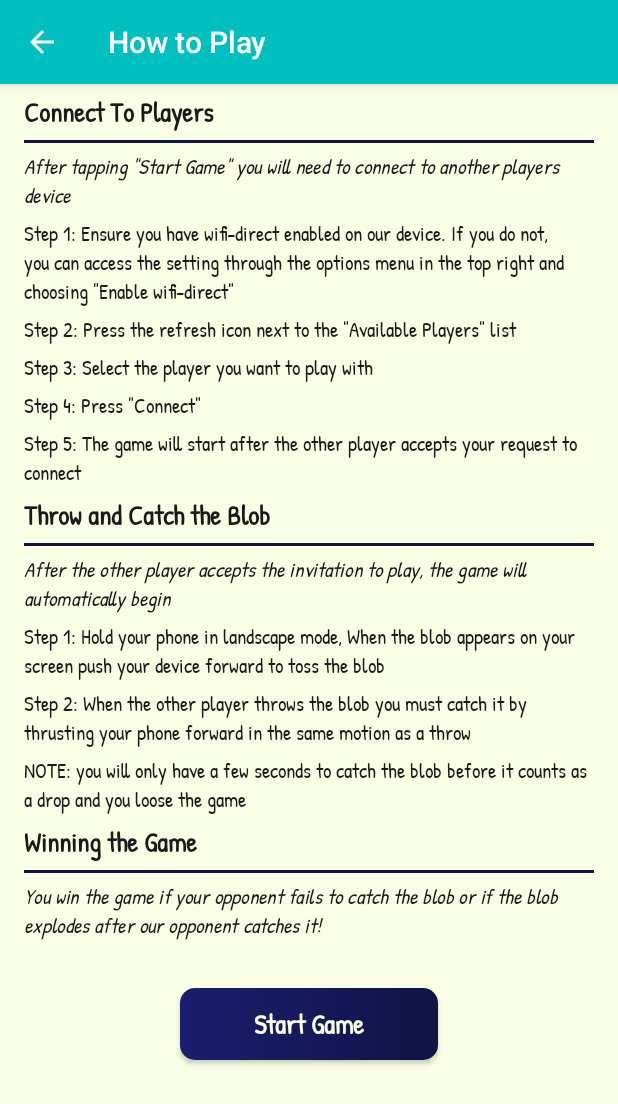
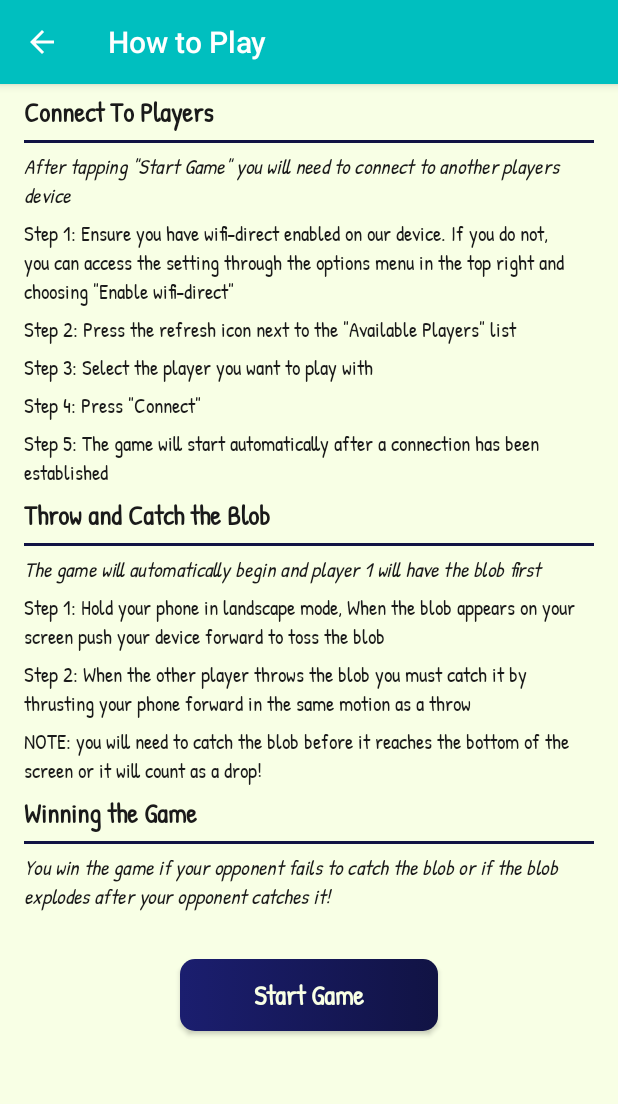
Before and after one commit to mljes/ExplodingBlobToss, an Android app: the Tutorial screen opened directly, with no data from a screen before it, on a phone screen of 412 x 824 dp. Shown: the top 1104 px of the screen. Run offline under Robolectric (Android 15) with nearby library versions, the phone set to English and light mode, and no system bars.

```diff
--- a/ExplodingBlobToss/app/src/main/java/com/happycampers/explodingblobtoss/GameActivity.kt
+++ b/ExplodingBlobToss/app/src/main/java/com/happycampers/explodingblobtoss/GameActivity.kt
@@ -93,6 +93,7 @@ class GameActivity : AppCompatActivity() {
                 Log.d(TAG, "In onAnimationStart.")
             }
         })
+
 
         //Pause Button
         pauseButton.setOnClickListener {
@@ -250,7 +251,9 @@ class GameActivity : AppCompatActivity() {
         blob.startAnimation(throwAnimation)
         blob.visibility = View.INVISIBLE
         instructionText.text = "Catch the blob from your opponent!"
-
+        if(audioSwitch.isChecked){
+            throwSplat.start()
+        }
         if (turnsLeft == 0) {
             score++
             roundNumber++
@@ -282,7 +285,6 @@ class GameActivity : AppCompatActivity() {
             if(audioSwitch.isChecked){
                 gameOverSplat.start()
             }
-            blob_ImageView.setImageResource(R.drawable.ic_bluesplat)
             deviceState = DeviceP2PListeningState.FINISHED
             startGameEndActivity(false, "The blob exploded!\nYou lose!")
         }
--- a/ExplodingBlobToss/app/src/main/java/com/happycampers/explodingblobtoss/Hosts/P2PClient.kt
+++ b/ExplodingBlobToss/app/src/main/java/com/happycampers/explodingblobtoss/Hosts/P2PClient.kt
@@ -24,6 +24,8 @@ class P2PClient {
         class ClientMessageTransferTask(val address: InetAddress, val activity: WeakReference<GameActivity>) : AsyncTask<Int, Void?, Void>() {
             private val TAG = "P2PClient.TRANSFER"
             private var socket: Socket? = null
+
+
 
             override fun doInBackground(vararg turnsLeft: Int?): Void? {
                 sendData(address, turnsLeft[0]!!)
--- a/ExplodingBlobToss/app/src/main/res/values/strings.xml
+++ b/ExplodingBlobToss/app/src/main/res/values/strings.xml
@@ -45,14 +45,14 @@
     <string name="step2_tutorial">Step 2: Press the refresh icon next to the \"Available Players\" list</string>
     <string name="step3_tutorial">Step 3: Select the player you want to play with</string>
     <string name="step4_tutorial">Step 4: Press \"Connect\"</string>
-    <string name="step5_tutorial">Step 5: The game will start after the other player accepts your request to connect</string>
+    <string name="step5_tutorial">Step 5: The game will start automatically after a connection has been established</string>
     <string name="part2_title">Throw and Catch the Blob</string>
-    <string name="part2_subtitle_tutorial">After the other player accepts the invitation to play, the game will automatically begin</string>
+    <string name="part2_subtitle_tutorial">The game will automatically begin and player 1 will have the blob first</string>
     <string name="part2_step1_tutorial">Step 1: Hold your phone in landscape mode, When the blob appears on your screen push your device forward to toss the blob</string>
     <string name="part2_step2_tutorial">Step 2: When the other player throws the blob you must catch it by thrusting your phone forward in the same motion as a throw</string>
-    <string name="part2_step3_tutorial">NOTE: you will only have a few seconds to catch the blob before it counts as a drop and you loose the game</string>
+    <string name="part2_step3_tutorial">NOTE: you will need to catch the blob before it reaches the bottom of the screen or it will count as a drop!</string>
     <string name="part3_Title">Winning the Game</string>
-    <string name="part3_subtitle">You win the game if your opponent fails to catch the blob or if the blob explodes after our opponent catches it!</string>
+    <string name="part3_subtitle">You win the game if your opponent fails to catch the blob or if the blob explodes after your opponent catches it!</string>
     <string name="disconnect_peer_button">Disconnect</string>
     <string name="get_file_button">file</string>
     <!---->
```
Also changed, not shown: ExplodingBlobToss/app/src/main/java/com/happycampers/explodingblobtoss/GameEndActivity.kt (+7 -0 lines), ExplodingBlobToss/app/src/main/res/anim/scaleup_fadeout.xml (added, +20 -0 lines), ExplodingBlobToss/app/src/main/res/layout/round_end.xml (+8 -0 lines).
